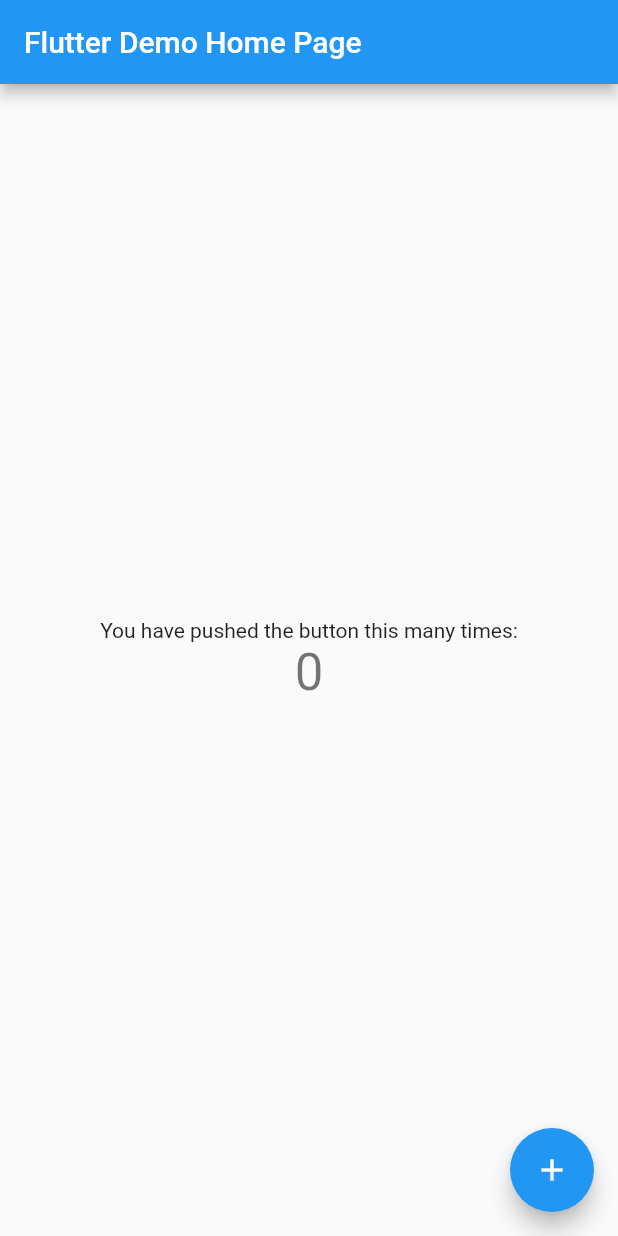
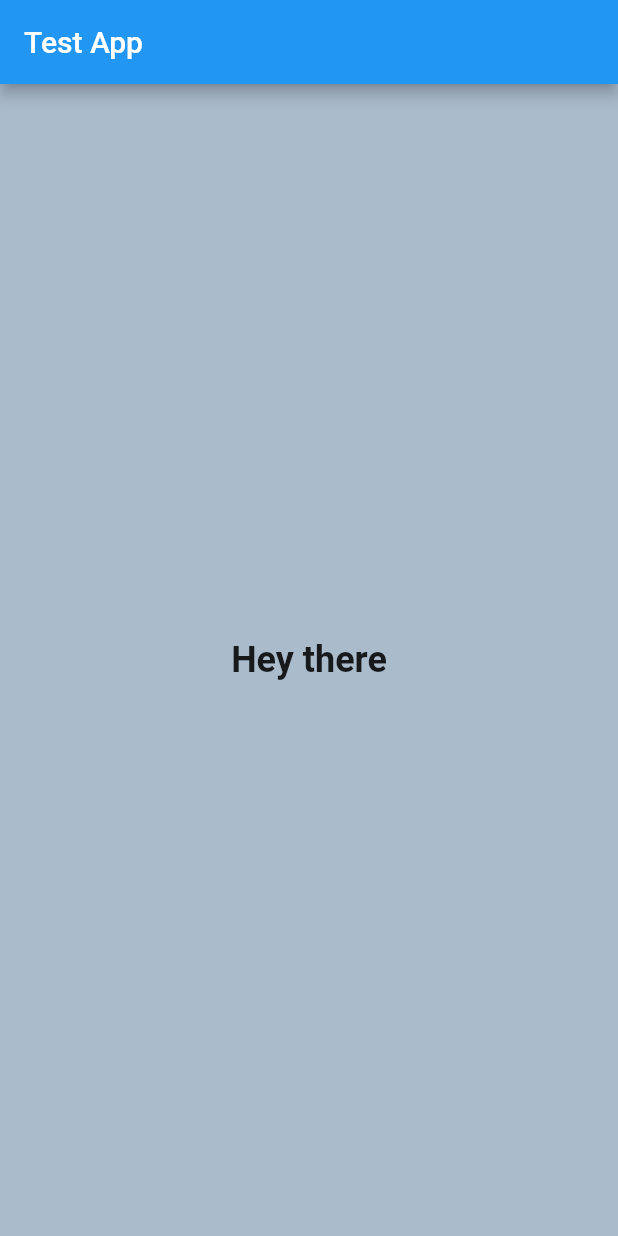
Before and after one commit to Borschik0/test_app_stepnikova, a Flutter app: the screen it shows after launch, on a phone screen of 412 x 824 dp. Run offline on Flutter 3.47's test engine with Material 2 defaults, Android fonts, the phone set to English and light mode, and no system bars.

Commit message:
Completed application.

```diff
--- a/lib/main.dart
+++ b/lib/main.dart
@@ -1,115 +1,6 @@
 import 'package:flutter/material.dart';
+import 'package:test_app_stepnikova/test_app.dart';
 
 void main() {
-  runApp(const MyApp());
+  runApp(TestApp());
 }
-
-class MyApp extends StatelessWidget {
-  const MyApp({super.key});
-
-  // This widget is the root of your application.
-  @override
-  Widget build(BuildContext context) {
-    return MaterialApp(
-      title: 'Flutter Demo',
-      theme: ThemeData(
-        // This is the theme of your application.
-        //
-        // Try running your application with "flutter run". You'll see the
-        // application has a blue toolbar. Then, without quitting the app, try
-        // changing the primarySwatch below to Colors.green and then invoke
-        // "hot reload" (press "r" in the console where you ran "flutter run",
-        // or simply save your changes to "hot reload" in a Flutter IDE).
-        // Notice that the counter didn't reset back to zero; the application
-        // is not restarted.
-        primarySwatch: Colors.blue,
-      ),
-      home: const MyHomePage(title: 'Flutter Demo Home Page'),
-    );
-  }
-}
-
-class MyHomePage extends StatefulWidget {
-  const MyHomePage({super.key, required this.title});
-
-  // This widget is the home page of your application. It is stateful, meaning
-  // that it has a State object (defined below) that contains fields that affect
-  // how it looks.
-
-  // This class is the configuration for the state. It holds the values (in this
-  // case the title) provided by the parent (in this case the App widget) and
-  // used by the build method of the State. Fields in a Widget subclass are
-  // always marked "final".
-
-  final String title;
-
-  @override
-  State<MyHomePage> createState() => _MyHomePageState();
-}
-
-class _MyHomePageState extends State<MyHomePage> {
-  int _counter = 0;
-
-  void _incrementCounter() {
-    setState(() {
-      // This call to setState tells the Flutter framework that something has
-      // changed in this State, which causes it to rerun the build method below
-      // so that the display can reflect the updated values. If we changed
-      // _counter without calling setState(), then the build method would not be
-      // called again, and so nothing would appear to happen.
-      _counter++;
-    });
-  }
-
-  @override
-  Widget build(BuildContext context) {
-    // This method is rerun every time setState is called, for instance as done
-    // by the _incrementCounter method above.
-    //
-    // The Flutter framework has been optimized to make rerunning build methods
-    // fast, so that you can just rebuild anything that needs updating rather
-    // than having to individually change instances of widgets.
-    return Scaffold(
-      appBar: AppBar(
-        // Here we take the value from the MyHomePage object that was created by
-        // the App.build method, and use it to set our appbar title.
-        title: Text(widget.title),
-      ),
-      body: Center(
-        // Center is a layout widget. It takes a single child and positions it
-        // in the middle of the parent.
-        child: Column(
-          // Column is also a layout widget. It takes a list of children and
-          // arranges them vertically. By default, it sizes itself to fit its
-          // children horizontally, and tries to be as tall as its parent.
-          //
-          // Invoke "debug painting" (press "p" in the console, choose the
-          // "Toggle Debug Paint" action from the Flutter Inspector in Android
-          // Studio, or the "Toggle Debug Paint" command in Visual Studio Code)
-          // to see the wireframe for each widget.
-          //
-          // Column has various properties to control how it sizes itself and
-          // how it positions its children. Here we use mainAxisAlignment to
-          // center the children vertically; the main axis here is the vertical
-          // axis because Columns are vertical (the cross axis would be
-          // horizontal).
-          mainAxisAlignment: MainAxisAlignment.center,
-          children: <Widget>[
-            const Text(
-              'You have pushed the button this many times:',
-            ),
-            Text(
-              '$_counter',
-              style: Theme.of(context).textTheme.headline4,
-            ),
-          ],
-        ),
-      ),
-      floatingActionButton: FloatingActionButton(
-        onPressed: _incrementCounter,
-        tooltip: 'Increment',
-        child: const Icon(Icons.add),
-      ), // This trailing comma makes auto-formatting nicer for build methods.
-    );
-  }
-}
--- /dev/null
+++ b/lib/screens/main_page.dart
@@ -0,0 +1,41 @@
+import 'package:flutter/material.dart';
+
+import 'package:test_app_stepnikova/functions/number_system_converter.dart';
+
+///The widget is the main screen of application.
+class MainPage extends StatefulWidget {
+  @override
+  State<MainPage> createState() => _MainPageState();
+}
+
+class _MainPageState extends State<MainPage> {
+  Color color = const Color(0xffaabbcc);
+  @override
+  Widget build(BuildContext context) {
+    return Scaffold(
+      appBar: AppBar(
+        title: const Text('Test App'),
+      ),
+      body: GestureDetector(
+        onTap: () => setState(() {
+          color = Color(int.parse(
+              NumberSystemConverter().decToHex().replaceAll('#', '0xff'),),);
+        }),
+        child: Container(
+          height: double.infinity,
+          width: double.infinity,
+          color: color,
+          child: const Center(
+            child: Text(
+              'Hey there',
+              style: TextStyle(
+                fontWeight: FontWeight.bold,
+                fontSize: 24,
+              ),
+            ),
+          ),
+        ),
+      ),
+    );
+  }
+}
--- /dev/null
+++ b/lib/test_app.dart
@@ -0,0 +1,13 @@
+import 'package:flutter/material.dart';
+import 'package:test_app_stepnikova/screens/main_page.dart';
+
+///This widget is the root of application.
+class TestApp extends StatelessWidget {
+  @override
+  Widget build(BuildContext context) {
+    return MaterialApp(
+      title: 'Test App',
+      home: MainPage(),
+    );
+  }
+}
```
Also changed, not shown: lib/functions/number_system_converter.dart (added, +38 -0 lines), pubspec.yaml (+4 -72 lines), pubspec.lock, 2 other files.
